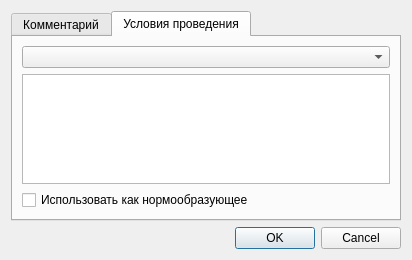
Before: the Qt Designer form client_widgets/database_widgets/testpropertydialog.ui in grigp/a-analyser, drawn with Qt 5.
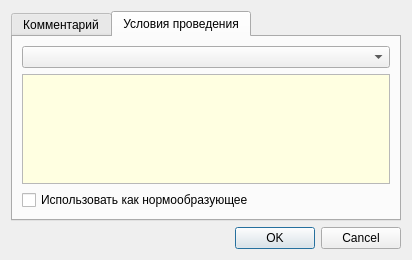
After: the same form once the commit is applied. The open tabs and pages were chosen to show the change.

The edit to the form file:
```diff
--- a/client_widgets/database_widgets/testpropertydialog.ui
+++ b/client_widgets/database_widgets/testpropertydialog.ui
@@ -51,6 +51,43 @@
            <height>35</height>
           </size>
          </property>
+         <property name="palette">
+          <palette>
+           <active>
+            <colorrole role="Base">
+             <brush brushstyle="SolidPattern">
+              <color alpha="255">
+               <red>255</red>
+               <green>255</green>
+               <blue>225</blue>
+              </color>
+             </brush>
+            </colorrole>
+           </active>
+           <inactive>
+            <colorrole role="Base">
+             <brush brushstyle="SolidPattern">
+              <color alpha="255">
+               <red>255</red>
+               <green>255</green>
+               <blue>225</blue>
+              </color>
+             </brush>
+            </colorrole>
+           </inactive>
+           <disabled>
+            <colorrole role="Base">
+             <brush brushstyle="SolidPattern">
+              <color alpha="255">
+               <red>240</red>
+               <green>240</green>
+               <blue>240</blue>
+              </color>
+             </brush>
+            </colorrole>
+           </disabled>
+          </palette>
+         </property>
          <property name="readOnly">
           <bool>true</bool>
          </property>
```
Left out of the diff: 69 changed lines with no effect on the pictures.
